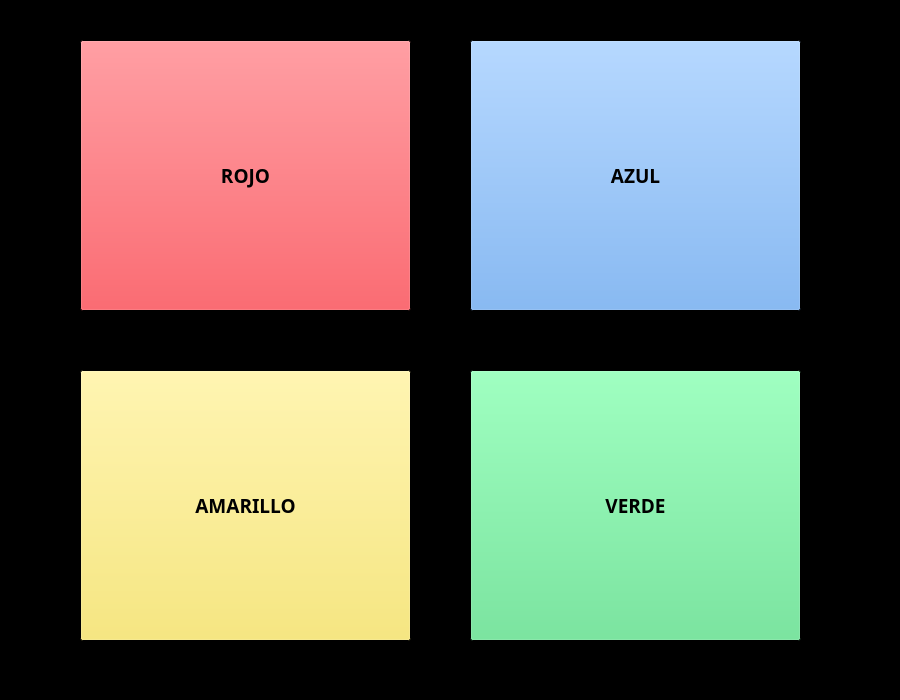
First picture: the form in igs/simon_botones.ui, repository AntonioBlanco00/ebo_serious_games, before the edit.
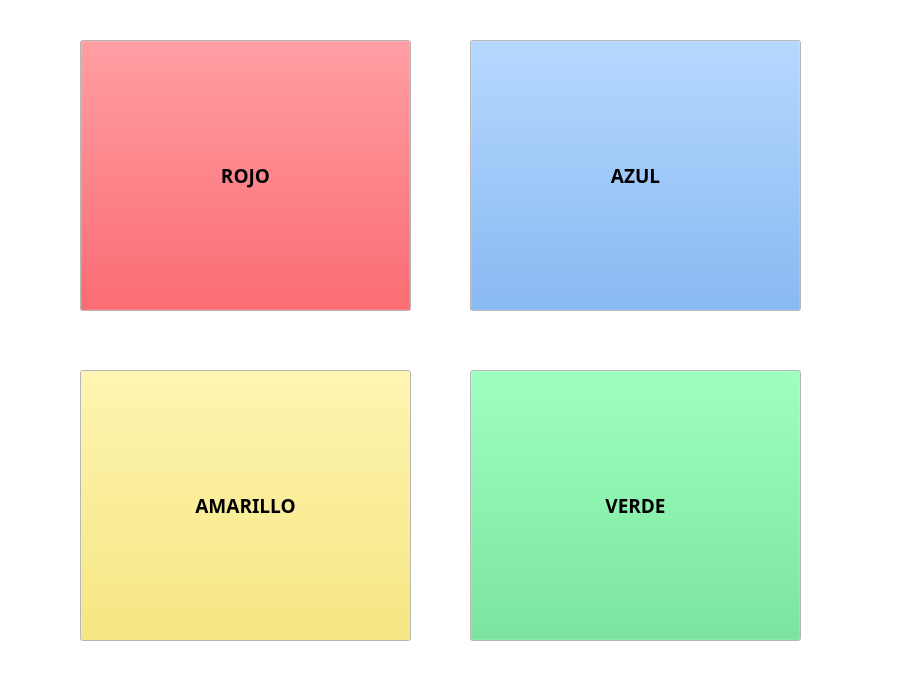
Second picture: the form after the edit.

Diff of the .ui file:
```diff
--- a/igs/simon_botones.ui
+++ b/igs/simon_botones.ui
@@ -34,9 +34,9 @@
      <colorrole role="Window">
       <brush brushstyle="SolidPattern">
        <color alpha="255">
-        <red>0</red>
-        <green>0</green>
-        <blue>0</blue>
+        <red>255</red>
+        <green>255</green>
+        <blue>255</blue>
        </color>
       </brush>
      </colorrole>
@@ -63,9 +63,9 @@
      <colorrole role="Window">
       <brush brushstyle="SolidPattern">
        <color alpha="255">
-        <red>0</red>
-        <green>0</green>
-        <blue>0</blue>
+        <red>255</red>
+        <green>255</green>
+        <blue>255</blue>
        </color>
       </brush>
      </colorrole>
@@ -83,18 +83,18 @@
      <colorrole role="Base">
       <brush brushstyle="SolidPattern">
        <color alpha="255">
-        <red>0</red>
-        <green>0</green>
-        <blue>0</blue>
+        <red>255</red>
+        <green>255</green>
+        <blue>255</blue>
        </color>
       </brush>
      </colorrole>
      <colorrole role="Window">
       <brush brushstyle="SolidPattern">
        <color alpha="255">
-        <red>0</red>
-        <green>0</green>
-        <blue>0</blue>
+        <red>255</red>
+        <green>255</green>
+        <blue>255</blue>
        </color>
       </brush>
      </colorrole>
```
